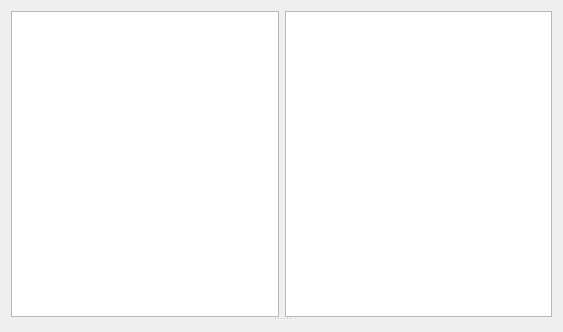
vedderb/vesc_tool, file pages/pageappbalance.ui: the form before one commit.
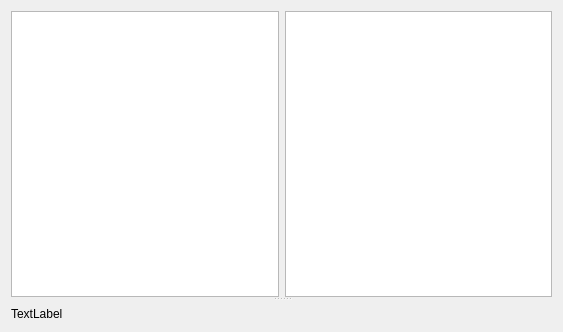
The form after the commit. Custom widgets are drawn as their Qt base class.

Commit message: Implement full app config start on text display

Diff of the .ui file:
```diff
--- a/pages/pageappbalance.ui
+++ b/pages/pageappbalance.ui
@@ -33,7 +33,7 @@
      </property>
      <widget class="QWidget" name="widget_2" native="true">
       <property name="sizePolicy">
-       <sizepolicy hsizetype="Expanding" vsizetype="Expanding">
+       <sizepolicy hsizetype="Ignored" vsizetype="Ignored">
         <horstretch>0</horstretch>
         <verstretch>0</verstretch>
        </sizepolicy>
@@ -69,6 +69,13 @@
      </widget>
     </widget>
    </item>
+   <item>
+    <widget class="QLabel" name="textOutput">
+     <property name="text">
+      <string>TextLabel</string>
+     </property>
+    </widget>
+   </item>
   </layout>
  </widget>
  <customwidgets>
```
Left out of the diff: 2 changed lines with no effect on the pictures. The commit also changes 2 other files.
